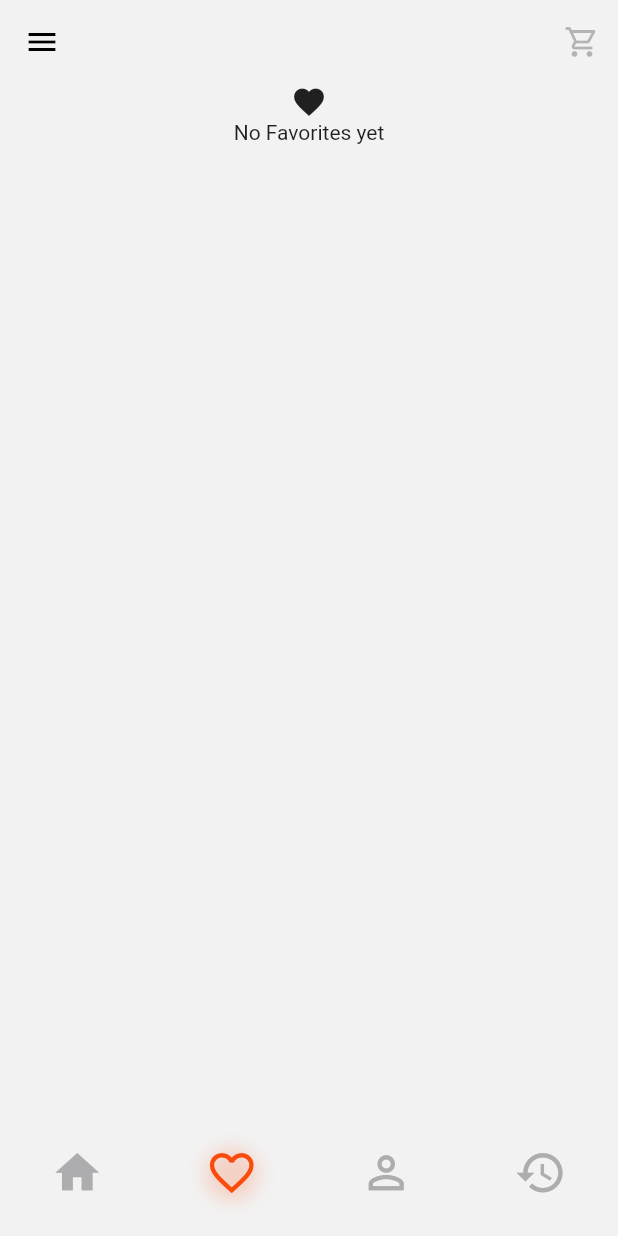
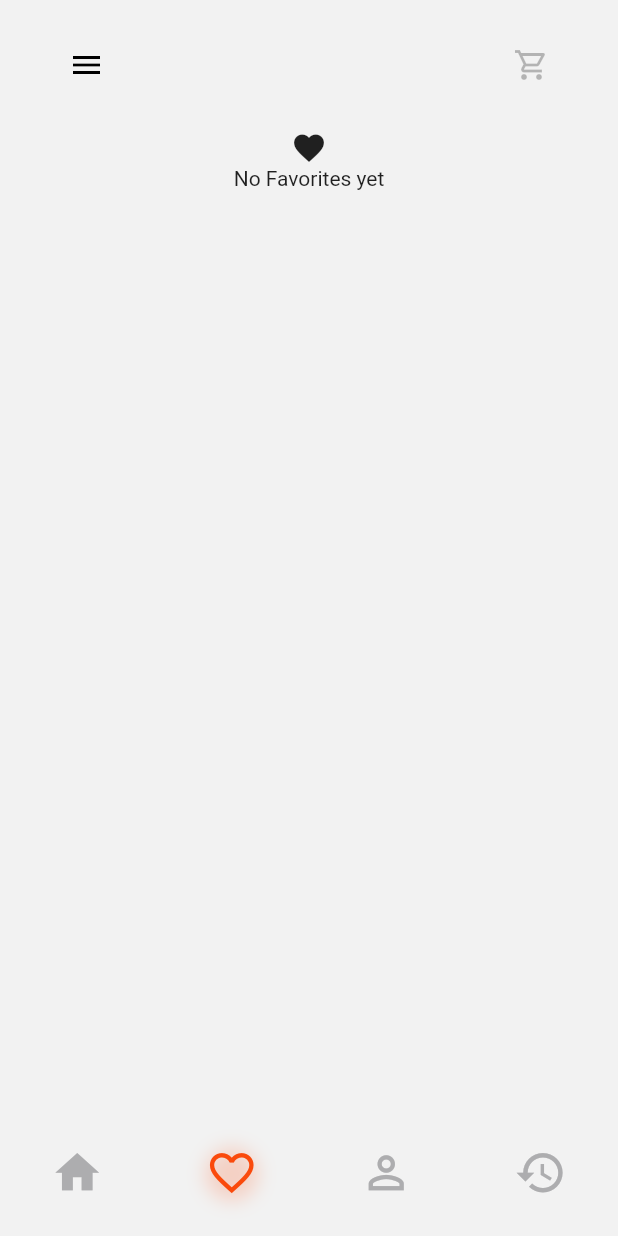
Before and after one commit to ivictoruan/iCabanas, a Flutter app: the HomeScreen screen opened by its route, item 2 of the bottom bar chosen, on a phone screen of 412 x 824 dp. Run offline on Flutter 3.47's test engine with Material 2 defaults, Android fonts, the phone set to English and light mode, and no system bars.

Commit message:
Componentizando AppBarWidget ✅

```diff
--- a/lib/src/core/widgets/dish_button_widget.dart
+++ b/lib/src/core/widgets/dish_button_widget.dart
@@ -30,7 +30,8 @@ class DishButtonWidget extends StatelessWidget {
       // altura máxima disponivel pro componente
       double _maxHeight = contraints.maxHeight;
 
-      // Inkwell para responder ao toque
+      // Inkwell para responder ao
+      // toque
       return InkWell(
         onTap: onPressed,
         child: Padding(
--- a/lib/src/screens/home_screen/home_screen.dart
+++ b/lib/src/screens/home_screen/home_screen.dart
@@ -1,5 +1,8 @@
 import 'package:flutter/material.dart';
 import 'package:icabannas/src/core/widgets/dish_button_widget.dart';
+import 'package:icabannas/src/screens/home_screen/widgets/app_bar_widget.dart';
+
+
 
 
 class HomeScreen extends StatelessWidget {
@@ -13,21 +16,10 @@ class HomeScreen extends StatelessWidget {
         backgroundColor: const Color(0xFFF2F2F2),
         // faz com que o corpo da tela ocupe o espaço da app bar também
         // extendBodyBehindAppBar: true,
-        appBar: AppBar(
-          // deixa a app bar transparente
-          backgroundColor: Colors.transparent,
-          // some com a sombra (já que não tem elevação)
-          elevation: 0,
-          leading: IconButton(
-            onPressed: () => {},
-            icon: const Icon(Icons.menu, color:Colors.black),
-          ),
-          actions: [
-            IconButton(
-              onPressed: () => {},
-               icon: const Icon(Icons.shopping_cart_outlined, color: Colors.black26)
-            ),
-          ],
+        appBar: AppBarWidget(
+          maxWidth: MediaQuery.of(context).size.width,
+          onMenuPressed: () => debugPrint('Drawer'),
+          onCartPressed: () => debugPrint('Cart'),
         ),
          body: TabBarView(
           children: [
--- a/lib/src/screens/home_screen/widgets/app_bar_widget.dart
+++ b/lib/src/screens/home_screen/widgets/app_bar_widget.dart
@@ -0,0 +1,48 @@
+import 'package:flutter/material.dart';
+import 'package:flutter/services.dart';
+
+class AppBarWidget extends StatelessWidget implements PreferredSizeWidget {
+  final double maxWidth;
+  final VoidCallback onMenuPressed;
+  final VoidCallback onCartPressed;
+
+  const AppBarWidget(
+    { Key? key,
+    required this.maxWidth,
+    required this.onMenuPressed,
+    required this.onCartPressed,
+    }) : super(key: key);
+
+  @override
+  Widget build(BuildContext context) {
+    return AppBar(
+          // deixa a app bar transparente
+          backgroundColor: Colors.transparent,
+          // some com a sombra (já que não tem elevação)
+          elevation: 0,
+          leading: IconButton(
+            onPressed: onMenuPressed,
+            icon: const Icon(Icons.menu, color:Colors.black),
+          ),
+          leadingWidth: maxWidth * 0.28,
+          actions: [
+            SizedBox(
+              width: maxWidth * 0.28,
+              child: IconButton(
+                onPressed: onCartPressed,
+                icon: const Icon(Icons.shopping_cart_outlined, color: Colors.black26)
+              ),
+            ),
+          ],
+          toolbarHeight: kToolbarHeight + (maxWidth * 0.075),
+          systemOverlayStyle: const SystemUiOverlayStyle( // garantindo que os icones da status bar fiquem brancos!
+          statusBarIconBrightness: Brightness.light, // For Android (dark icons)
+          statusBarBrightness: Brightness.light, // For iOS (dark icons)
+      ),
+        );
+  }
+
+  @override
+  Size get preferredSize =>
+    Size.fromHeight(kToolbarHeight + (maxWidth * 0.075));
+}
--- a/lib/src/screens/login_screen/login_screen.dart
+++ b/lib/src/screens/login_screen/login_screen.dart
@@ -15,6 +15,7 @@ class LoginScreen extends StatelessWidget {
     return DefaultTabController(
       length: 2,
       child: Scaffold(
+        resizeToAvoidBottomInset: false,
         backgroundColor: const Color(0xFFF2F2F2),
         appBar: AppBar(
           title: _isKeyboardOpen ? const Text("iCabanãs") : FractionallySizedBox(
--- a/lib/src/screens/login_screen/widgets/login_widget/login_widget.dart
+++ b/lib/src/screens/login_screen/widgets/login_widget/login_widget.dart
@@ -54,9 +54,10 @@ class _LoginWidgetState extends State<LoginWidget> {
     } else {
        setState(() {
         _msgError = "Authentication error";
+        print("eero aq");
       });
 
-      // print("Login Error!");
+      print("Login Error!");
     }
   }
 
@@ -115,7 +116,7 @@ class _LoginWidgetState extends State<LoginWidget> {
                   child: ActionButton(
                     "Login",
                     backgroundColor: const Color(0xFFFF460A),
-                    onPressed: () => doLogin(),
+                    onPressed: doLogin,
                   ),
                 ),
               ],
```
Also changed, not shown: lib/main.dart (+11 -2 lines), lib/src/core/model/dish.dart (+10 -10 lines), lib/src/core/model/menu_mode.dart (added, +19 -0 lines).
